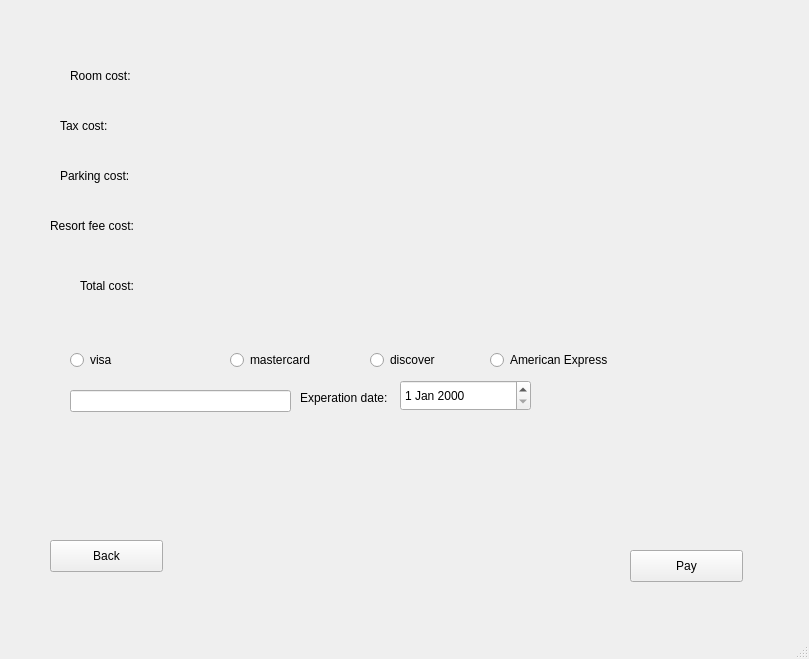
DerrickChoy/CSC3220Lab2, file mainwindow.ui: the form before one commit.
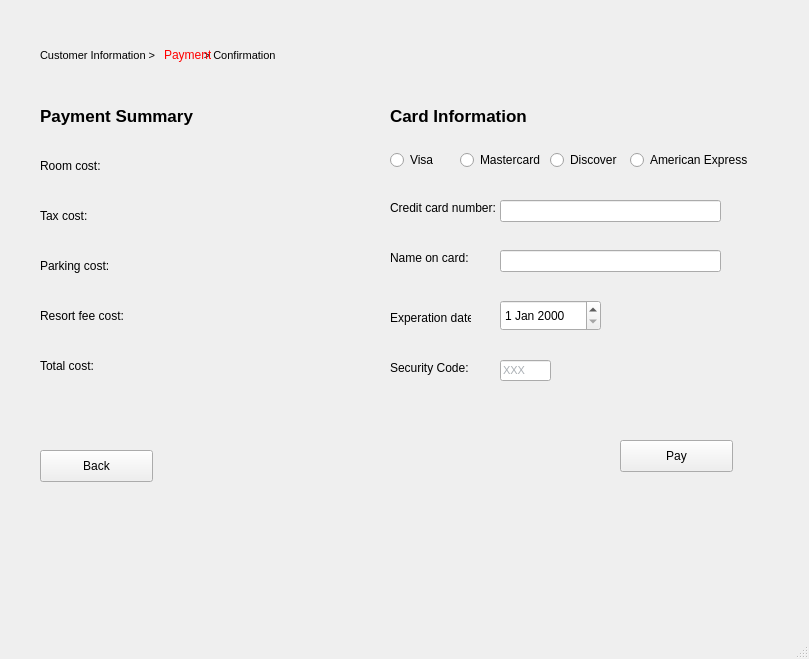
The form after the commit. The open tabs and pages were chosen to show the change.

Commit message: kevin's UI design addition and one line code

```diff
--- a/mainwindow.ui
+++ b/mainwindow.ui
@@ -17,8 +17,8 @@
    <widget class="QStackedWidget" name="stackedWidget">
     <property name="geometry">
      <rect>
-      <x>50</x>
-      <y>30</y>
+      <x>40</x>
+      <y>20</y>
       <width>731</width>
       <height>561</height>
      </rect>
@@ -269,8 +269,8 @@
      <widget class="QLabel" name="totalCostLabel">
       <property name="geometry">
        <rect>
-        <x>30</x>
-        <y>230</y>
+        <x>0</x>
+        <y>320</y>
         <width>161</width>
         <height>51</height>
        </rect>
@@ -282,8 +282,8 @@
      <widget class="QLabel" name="roomCostLabel">
       <property name="geometry">
        <rect>
-        <x>20</x>
-        <y>20</y>
+        <x>0</x>
+        <y>120</y>
         <width>161</width>
         <height>51</height>
        </rect>
@@ -295,8 +295,8 @@
      <widget class="QLabel" name="taxCostLabel">
       <property name="geometry">
        <rect>
-        <x>10</x>
-        <y>70</y>
+        <x>0</x>
+        <y>170</y>
         <width>161</width>
         <height>51</height>
        </rect>
@@ -308,8 +308,8 @@
      <widget class="QLabel" name="parkingCostLabel">
       <property name="geometry">
        <rect>
-        <x>10</x>
-        <y>120</y>
+        <x>0</x>
+        <y>220</y>
         <width>161</width>
         <height>51</height>
        </rect>
@@ -322,7 +322,7 @@
       <property name="geometry">
        <rect>
         <x>0</x>
-        <y>170</y>
+        <y>270</y>
         <width>161</width>
         <height>51</height>
        </rect>
@@ -334,47 +334,47 @@
      <widget class="QRadioButton" name="visaRadioButton">
       <property name="geometry">
        <rect>
-        <x>20</x>
-        <y>320</y>
+        <x>350</x>
+        <y>130</y>
         <width>97</width>
         <height>20</height>
        </rect>
       </property>
       <property name="text">
-       <string>visa</string>
+       <string>Visa</string>
       </property>
      </widget>
      <widget class="QRadioButton" name="masterCardRadioButton">
       <property name="geometry">
        <rect>
-        <x>180</x>
-        <y>320</y>
+        <x>420</x>
+        <y>130</y>
         <width>97</width>
         <height>20</height>
        </rect>
       </property>
       <property name="text">
-       <string>mastercard</string>
+       <string>Mastercard</string>
       </property>
      </widget>
      <widget class="QRadioButton" name="discoverRadioButton">
       <property name="geometry">
        <rect>
-        <x>320</x>
-        <y>320</y>
+        <x>510</x>
+        <y>130</y>
         <width>97</width>
         <height>20</height>
        </rect>
       </property>
       <property name="text">
-       <string>discover</string>
+       <string>Discover</string>
       </property>
      </widget>
      <widget class="QRadioButton" name="americanExpressRadioButton">
       <property name="geometry">
        <rect>
-        <x>440</x>
-        <y>320</y>
+        <x>590</x>
+        <y>130</y>
         <width>131</width>
         <height>20</height>
        </rect>
@@ -386,8 +386,8 @@
      <widget class="QLineEdit" name="creditCardLineEdit">
       <property name="geometry">
        <rect>
-        <x>20</x>
-        <y>360</y>
+        <x>460</x>
+        <y>180</y>
         <width>221</width>
         <height>22</height>
        </rect>
@@ -397,7 +397,7 @@
       <property name="geometry">
        <rect>
         <x>0</x>
-        <y>510</y>
+        <y>430</y>
         <width>113</width>
         <height>32</height>
        </rect>
@@ -409,9 +409,9 @@
      <widget class="QDateEdit" name="cardExperationDate">
       <property name="geometry">
        <rect>
-        <x>350</x>
-        <y>350</y>
-        <width>131</width>
+        <x>460</x>
+        <y>280</y>
+        <width>101</width>
         <height>31</height>
        </rect>
       </property>
@@ -419,9 +419,9 @@
      <widget class="QLabel" name="cardExperationDateLabel">
       <property name="geometry">
        <rect>
-        <x>250</x>
-        <y>360</y>
-        <width>111</width>
+        <x>350</x>
+        <y>290</y>
+        <width>81</width>
         <height>16</height>
        </rect>
       </property>
@@ -433,7 +433,7 @@
       <property name="geometry">
        <rect>
         <x>580</x>
-        <y>520</y>
+        <y>420</y>
         <width>113</width>
         <height>32</height>
        </rect>
@@ -442,6 +442,152 @@
        <string>Pay</string>
       </property>
      </widget>
+     <widget class="QLabel" name="label">
+      <property name="geometry">
+       <rect>
+        <x>350</x>
+        <y>180</y>
+        <width>141</width>
+        <height>16</height>
+       </rect>
+      </property>
+      <property name="text">
+       <string>Credit card number:</string>
+      </property>
+     </widget>
+     <widget class="QLabel" name="label_2">
+      <property name="geometry">
+       <rect>
+        <x>0</x>
+        <y>80</y>
+        <width>161</width>
+        <height>31</height>
+       </rect>
+      </property>
+      <property name="font">
+       <font>
+        <pointsize>13</pointsize>
+        <weight>75</weight>
+        <bold>true</bold>
+       </font>
+      </property>
+      <property name="text">
+       <string>Payment Summary</string>
+      </property>
+     </widget>
+     <widget class="QLabel" name="label_4">
+      <property name="geometry">
+       <rect>
+        <x>350</x>
+        <y>80</y>
+        <width>161</width>
+        <height>31</height>
+       </rect>
+      </property>
+      <property name="font">
+       <font>
+        <pointsize>13</pointsize>
+        <weight>75</weight>
+        <bold>true</bold>
+       </font>
+      </property>
+      <property name="text">
+       <string>Card Information</string>
+      </property>
+     </widget>
+     <widget class="QLabel" name="label_3">
+      <property name="geometry">
+       <rect>
+        <x>350</x>
+        <y>230</y>
+        <width>141</width>
+        <height>16</height>
+       </rect>
+      </property>
+      <property name="text">
+       <string>Name on card:</string>
+      </property>
+     </widget>
+     <widget class="QLineEdit" name="creditCardLineEdit_2">
+      <property name="geometry">
+       <rect>
+        <x>460</x>
+        <y>230</y>
+        <width>221</width>
+        <height>22</height>
+       </rect>
+      </property>
+     </widget>
+     <widget class="QLabel" name="label_14">
+      <property name="geometry">
+       <rect>
+        <x>350</x>
+        <y>340</y>
+        <width>81</width>
+        <height>16</height>
+       </rect>
+      </property>
+      <property name="text">
+       <string>Security Code:</string>
+      </property>
+     </widget>
+     <widget class="QLineEdit" name="creditCardLineEdit_8">
+      <property name="geometry">
+       <rect>
+        <x>460</x>
+        <y>340</y>
+        <width>51</width>
+        <height>21</height>
+       </rect>
+      </property>
+      <property name="font">
+       <font>
+        <pointsize>8</pointsize>
+       </font>
+      </property>
+      <property name="styleSheet">
+       <string notr="true">color: rgb(170,175,180);</string>
+      </property>
+      <property name="text">
+       <string>XXX</string>
+      </property>
+     </widget>
+     <widget class="QLabel" name="label_6">
+      <property name="geometry">
+       <rect>
+        <x>0</x>
+        <y>20</y>
+        <width>461</width>
+        <height>31</height>
+       </rect>
+      </property>
+      <property name="font">
+       <font>
+        <pointsize>8</pointsize>
+        <weight>50</weight>
+        <bold>false</bold>
+       </font>
+      </property>
+      <property name="text">
+       <string>Customer Information &gt;                &gt; Confirmation</string>
+      </property>
+     </widget>
+     <widget class="QLabel" name="label_7">
+      <property name="geometry">
+       <rect>
+        <x>124</x>
+        <y>28</y>
+        <width>47</width>
+        <height>14</height>
+       </rect>
+      </property>
+      <property name="styleSheet">
+       <string notr="true">Color: rgb(255,0,0);</string>
+      </property>
+      <property name="text">
+       <string>Payment</string>
+      </property>
+     </widget>
     </widget>
     <widget class="QWidget" name="page">
      <widget class="QLabel" name="confimationLbl">
```
Left out of the diff: 91 changed lines with no effect on the pictures. The commit also changes 2 other files.
